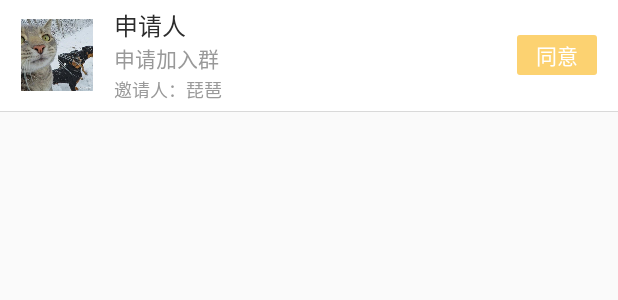
After one commit to Nothing-lin/NothingTeam, an Android app: the layout fragment_item_group_owner_recomend.xml on its own in the app's theme, with its tools: preview values and no code run, on a phone screen of 412 x 824 dp. The commit adds this screen. Shown: the top 300 px of the screen. Run offline under Robolectric (Android 15) with nearby library versions, the phone set to English and light mode, and no system bars.

Commit message:
初步完成群审批的过程

```diff
--- a/app/src/main/java/com/nothinglin/nothingteam/activity/GroupVerificationActivity.java
+++ b/app/src/main/java/com/nothinglin/nothingteam/activity/GroupVerificationActivity.java
@@ -19,4 +19,7 @@ public class GroupVerificationActivity extends BaseActivity {
         //隐藏状态栏
         getWindow().setFlags(WindowManager.LayoutParams.FLAG_FULLSCREEN,WindowManager.LayoutParams.FLAG_FULLSCREEN);
     }
+
+
+
 }
--- a/app/src/main/java/com/nothinglin/nothingteam/fragment/CardDetailFragment.java
+++ b/app/src/main/java/com/nothinglin/nothingteam/fragment/CardDetailFragment.java
@@ -558,6 +558,8 @@ public class CardDetailFragment extends BaseFragment {
                 verificationInfo.setGroupId(hiresInfos.getGroup_id());
                 verificationInfo.setGroupManagerUsername(hiresInfos.getTeam_manager_userid());
                 verificationInfo.setApplyUserName(applyUsername);
+                verificationInfo.setAvatar(hiresInfos.getTeam_avatar());
+                verificationInfo.setGroupName(hiresInfos.getProject_name());
                 //如果没申请过，将申请者的申请信息写入审核表中
                 verificationInfoDao.InsertVerificationInfo(verificationInfo);
 
--- /dev/null
+++ b/app/src/main/res/layout/fragment_item_group_owner_recomend.xml
@@ -0,0 +1,102 @@
+<?xml version="1.0" encoding="utf-8"?>
+<LinearLayout xmlns:android="http://schemas.android.com/apk/res/android"
+    android:id="@+id/friend_verify_item_ll"
+    android:layout_width="fill_parent"
+    android:layout_height="wrap_content"
+    android:descendantFocusability="blocksDescendants"
+    android:orientation="vertical">
+
+
+    <LinearLayout
+        android:id="@+id/contactitem_layout"
+        android:layout_width="match_parent"
+        android:layout_height="74.0dip"
+        android:background="@color/white"
+        android:paddingLeft="14.33dip">
+
+        <ImageView
+            android:layout_gravity="center_vertical"
+            android:src="@drawable/ic_cat"
+            android:id="@+id/item_head_icon"
+            android:layout_width="48dp"
+            android:layout_height="48dp" />
+
+        <RelativeLayout
+            android:layout_gravity="center_vertical"
+            android:layout_width="0dp"
+            android:layout_height="wrap_content"
+            android:layout_weight="1"
+            android:gravity="center_vertical"
+            android:paddingLeft="14dp"
+            android:paddingRight="10dp">
+
+            <LinearLayout
+                android:id="@+id/title_layout"
+                android:layout_width="match_parent"
+                android:layout_height="wrap_content"
+                android:layout_alignParentTop="true"
+                android:orientation="horizontal">
+
+                <TextView
+                    android:id="@+id/item_name"
+                    android:layout_width="0dp"
+                    android:layout_height="22.33dp"
+                    android:layout_weight="1"
+                    android:maxLines="1"
+                    android:text="申请人"
+                    android:textColor="#2C2C2C"
+                    android:textSize="16sp" />
+            </LinearLayout>
+
+            <TextView
+                android:id="@+id/item_reason"
+                android:layout_width="match_parent"
+                android:layout_height="wrap_content"
+                android:layout_below="@+id/title_layout"
+                android:layout_marginTop="1.33dp"
+                android:ems="10"
+                android:maxLines="1"
+                android:text="申请加入群"
+                android:textColor="#999999"
+                android:textSize="14sp" />
+
+            <TextView
+                android:id="@+id/tv_groupInvite"
+                android:layout_width="match_parent"
+                android:layout_height="wrap_content"
+                android:layout_below="@+id/item_reason"
+                android:layout_marginTop="1.33dp"
+                android:ems="10"
+                android:maxLines="1"
+                android:text="邀请人：琵琶"
+                android:textColor="#999999"
+                android:textSize="12sp" />
+        </RelativeLayout>
+
+        <TextView
+            android:layout_gravity="center_vertical"
+            android:id="@+id/item_add_btn"
+            android:layout_width="53.33dp"
+            android:layout_height="26.67dp"
+            android:layout_marginRight="14.33dp"
+            android:background="@drawable/blue_btn_selector"
+            android:gravity="center"
+            android:text="同意"
+            android:textColor="@drawable/blue_text_selector"
+            android:textSize="14sp" />
+
+        <TextView
+            android:id="@+id/item_state"
+            android:layout_width="wrap_content"
+            android:layout_height="wrap_content"
+            android:layout_marginRight="14.33dp"
+            android:textColor="#B5B5B6"
+            android:textSize="14sp"
+            android:visibility="gone" />
+    </LinearLayout>
+
+    <View
+        android:layout_width="match_parent"
+        android:layout_height="0.33dp"
+        android:background="#D9D9D9" />
+</LinearLayout>
```
Also changed, not shown: app/src/main/java/com/nothinglin/nothingteam/adapter/GroupVerificationAdapter.java (added, +107 -0 lines), app/src/main/java/com/nothinglin/nothingteam/bean/VerificationInfo.java (+19 -0 lines), app/src/main/java/com/nothinglin/nothingteam/dao/VerificationInfoDao.java (+7 -3 lines), app/src/main/java/com/nothinglin/nothingteam/fragment/GroupVerificationFragment.java (+47 -4 lines), app/src/main/java/com/nothinglin/nothingteam/fragment/groupverification/GroupVerificationMeFragment.java (+29 -0 lines), app/src/main/res/layout/fragment_group_verification_me.xml (+9 -5 lines).
